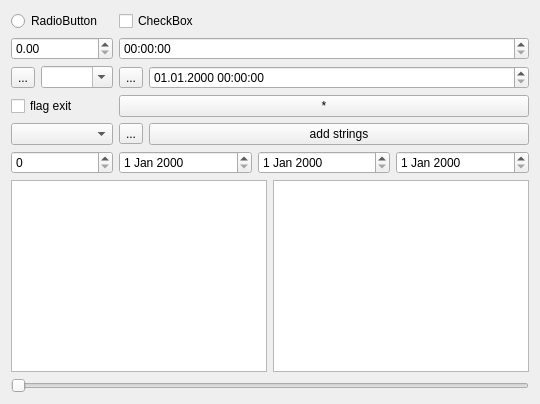
Before: the Qt Designer form Qt/my_programm/_For_tests/src/widgets/controls_widget/src/ui/controls_widget.ui in RinatB2017/mega_GIT, drawn with Qt 5.
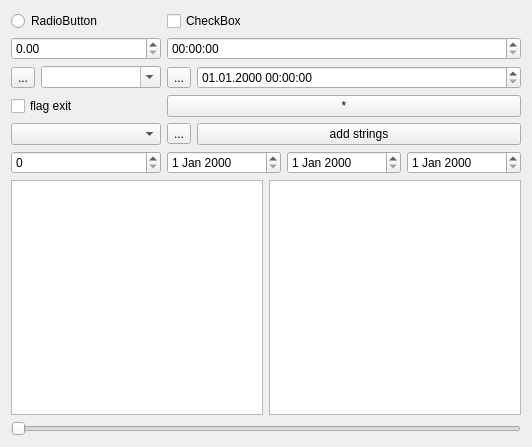
After: the same form once the commit is applied. Custom widgets are drawn as their Qt base class.

What changed in the file:
```diff
--- a/Qt/my_programm/_For_tests/src/widgets/controls_widget/src/ui/controls_widget.ui
+++ b/Qt/my_programm/_For_tests/src/widgets/controls_widget/src/ui/controls_widget.ui
@@ -2,6 +2,14 @@
 <ui version="4.0">
  <class>Controls_widget</class>
  <widget class="QWidget" name="Controls_widget">
+  <property name="geometry">
+   <rect>
+    <x>0</x>
+    <y>0</y>
+    <width>532</width>
+    <height>447</height>
+   </rect>
+  </property>
   <property name="windowTitle">
    <string>Form</string>
   </property>
@@ -99,7 +107,14 @@
       <widget class="QTimeEdit" name="timeEdit"/>
      </item>
      <item row="5" column="0">
-      <widget class="QLongLongSpinBox" name="hex_widget"/>
+      <widget class="QLongLongSpinBox" name="hex_widget">
+       <property name="minimumSize">
+        <size>
+         <width>150</width>
+         <height>0</height>
+        </size>
+       </property>
+      </widget>
      </item>
      <item row="0" column="1">
       <widget class="QCheckBox" name="cb_checkbox_test">
```
